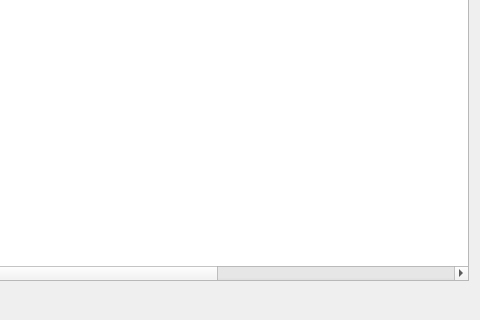
This is src/qt/forms/coincontroldialog.ui in SonicScrew/SonicScrewdriver as Qt 5 draws it before an edit; both pictures show x 520 to 1000 and y 180 to 500 of the 1000 by 500 pixel window. The edited form follows.
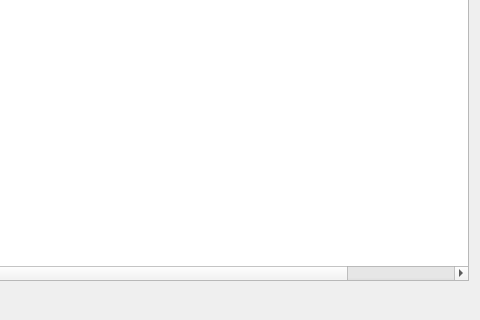
This is the edited form. Custom widgets are drawn as their Qt base class.

Patch:
```diff
--- a/src/qt/forms/coincontroldialog.ui
+++ b/src/qt/forms/coincontroldialog.ui
@@ -13,6 +13,12 @@
   <property name="windowTitle">
    <string>Coin Control</string>
   </property>
+  <property name="autoFillBackground">
+   <bool>false</bool>
+  </property>
+  <property name="styleSheet">
+   <string notr="true"/>
+  </property>
   <layout class="QVBoxLayout" name="verticalLayout">
    <item>
     <layout class="QHBoxLayout" name="horizontalLayoutTop" stretch="0,0,0,0">
@@ -477,7 +483,7 @@
       <bool>false</bool>
      </property>
      <property name="columnCount">
-      <number>13</number>
+      <number>11</number>
      </property>
      <attribute name="headerShowSortIndicator" stdset="0">
       <bool>true</bool>
```
